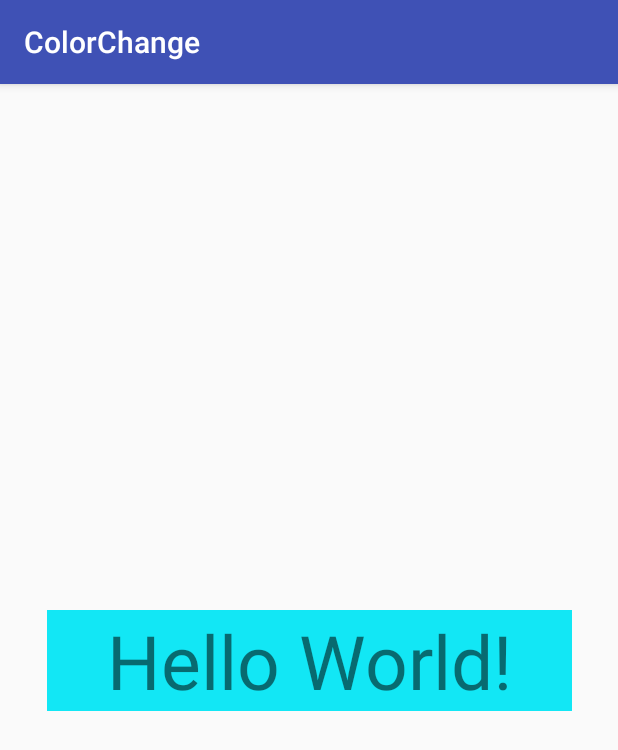
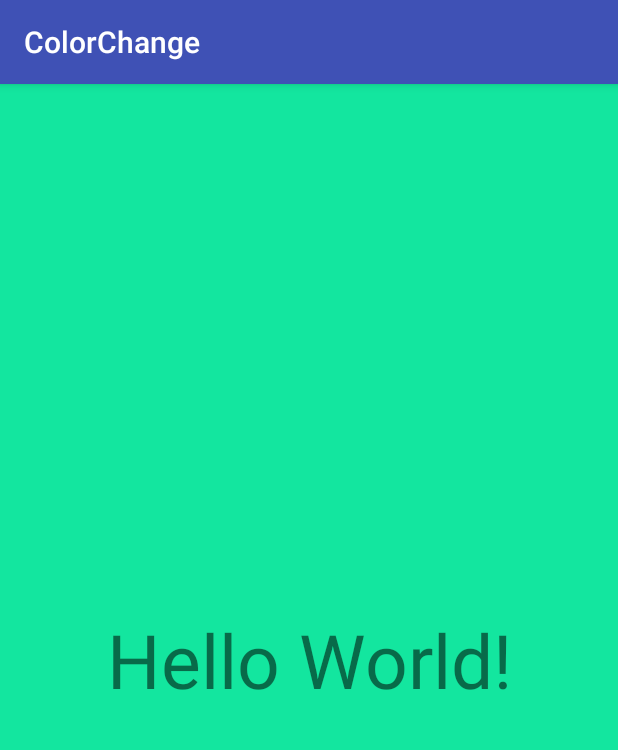
Before and after one commit to harshithasv16/ColorChange-Android-Lib, an Android app: the screen it shows after launch (MainActivity), on a phone screen of 412 x 824 dp. Shown: the top 750 px of the screen. Run offline under Robolectric (Android 15) with nearby library versions, the phone set to English and light mode, and no system bars.

Commit message:
set the colors for text fields also with optional delays

```diff
--- a/app/src/main/res/layout/activity_main.xml
+++ b/app/src/main/res/layout/activity_main.xml
@@ -8,11 +8,12 @@
 
     <TextView
         android:id="@+id/textView"
-        android:layout_width="350dp"
-        android:layout_height="wrap_content"
+        android:layout_width="match_parent"
+        android:layout_height="match_parent"
         android:text="Hello World!"
         android:textAlignment="center"
         android:textSize="50dp"
+        android:gravity="center"
         app:layout_constraintBottom_toBottomOf="parent"
         app:layout_constraintLeft_toLeftOf="parent"
         app:layout_constraintRight_toRightOf="parent"
```
Also changed, not shown: 11 other files.
